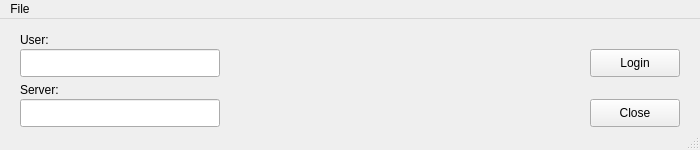
EduardoOsquel/mailmainsuite, file gui/interface.ui: the form before one commit.
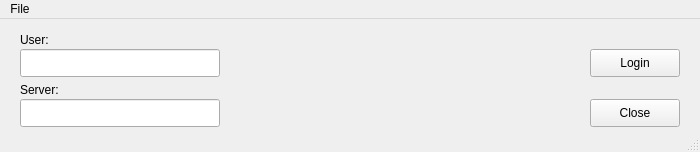
The form after the commit. Icons and pictures are not drawn.

Patch:
```diff
--- a/gui/interface.ui
+++ b/gui/interface.ui
@@ -13,7 +13,7 @@
     <x>0</x>
     <y>0</y>
     <width>700</width>
-    <height>150</height>
+    <height>152</height>
    </rect>
   </property>
   <property name="sizePolicy">
@@ -25,13 +25,13 @@
   <property name="minimumSize">
    <size>
     <width>700</width>
-    <height>150</height>
+    <height>152</height>
    </size>
   </property>
   <property name="maximumSize">
    <size>
     <width>700</width>
-    <height>150</height>
+    <height>152</height>
    </size>
   </property>
   <property name="sizeIncrement">
```
Left out of the diff: 2 changed lines with no effect on the pictures.
